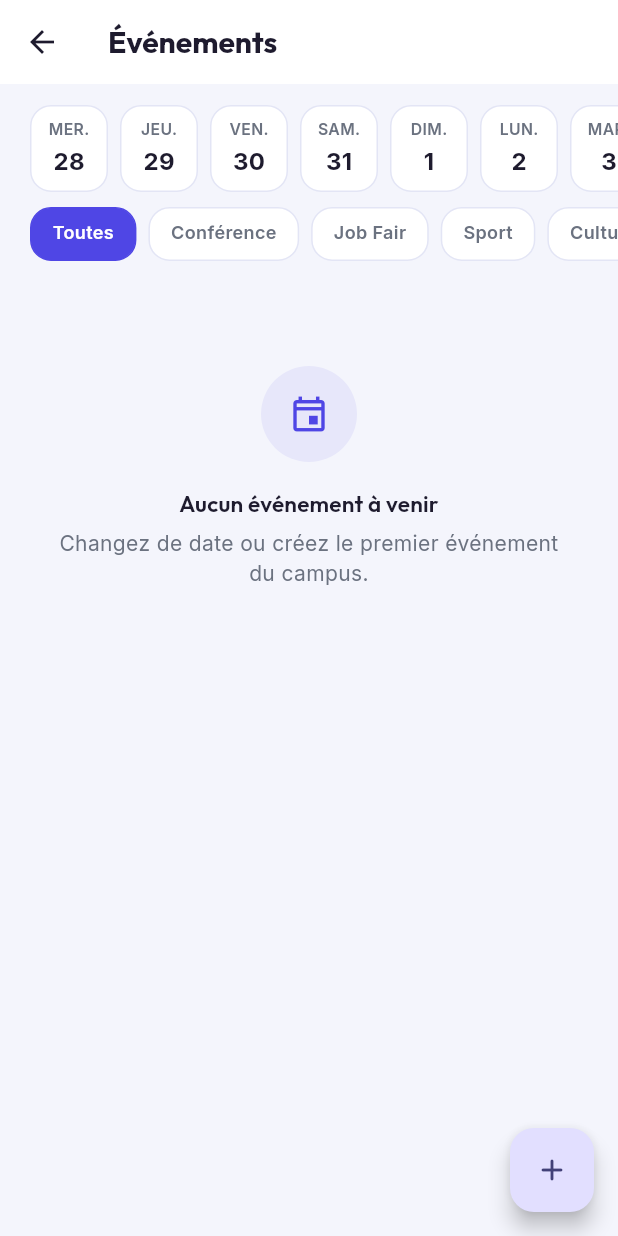
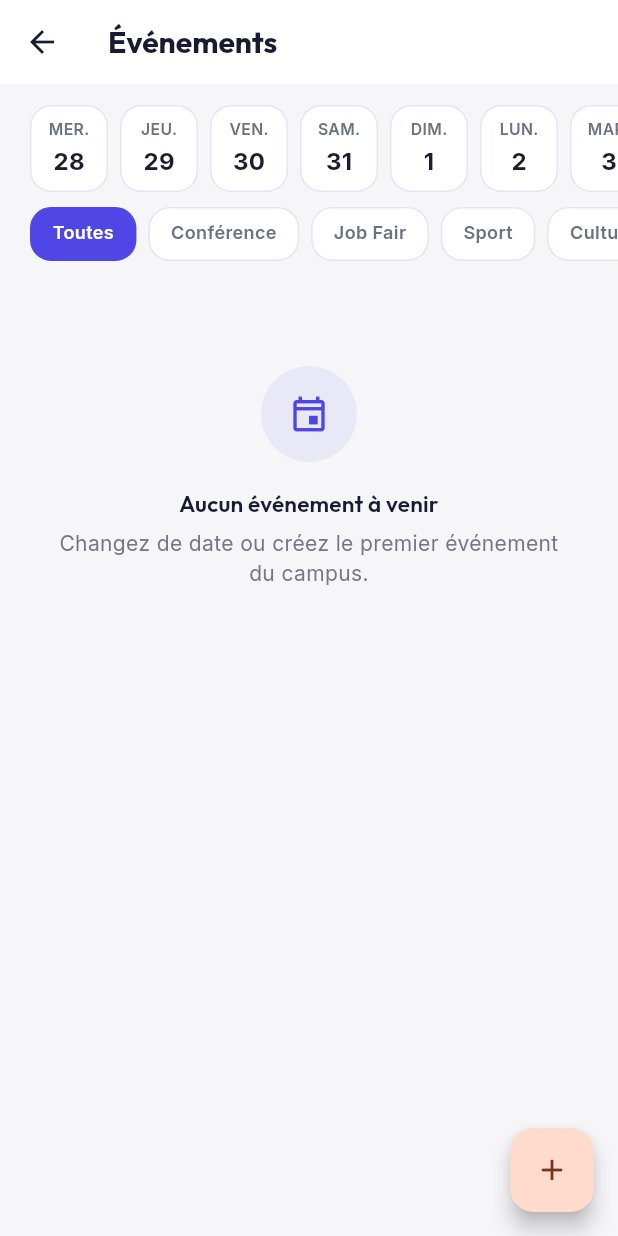
Before and after one commit to Ranimaj/Projet_Mobile, a Flutter app: the EvenementsListScreen screen opened directly, on a phone screen of 412 x 824 dp. Run offline on Flutter 3.47's test engine with Material 3 defaults, Android fonts, the light colour scheme and no system bars; our stand-ins replace cached_network_image, cloud_firestore, connectivity_plus, file_picker, firebase_auth, firebase_core and 9 more; accounts and stored records are empty.

Commit message:
feat(theme): add AppTokens, light and dark themes, contrast helper

```diff
--- a/lib/core/theme/app_colors.dart
+++ b/lib/core/theme/app_colors.dart
@@ -1,6 +1,9 @@
 import 'package:flutter/material.dart';
 
 /// Palette officielle CampusConnect — reprise des maquettes de design.
+///
+/// Deprecated: ancienne palette indigo conservée pour les écrans non migrés.
+/// Utiliser `AppTokens.of(context)` (app_tokens.dart) pour tout nouveau code.
 class AppColors {
   AppColors._();
 
--- /dev/null
+++ b/lib/core/theme/app_tokens.dart
@@ -0,0 +1,175 @@
+import 'package:flutter/material.dart';
+
+/// Design tokens (colours and shadows) for the light and dark themes.
+///
+/// Read them with `AppTokens.of(context)`. Dark "soft" colours are the accent
+/// at 16 % pre-blended over [surface], so they stay opaque and measurable.
+@immutable
+class AppTokens extends ThemeExtension<AppTokens> {
+  const AppTokens({
+    required this.primary,
+    required this.primarySoft,
+    required this.onPrimarySoft,
+    required this.background,
+    required this.surface,
+    required this.surfaceMuted,
+    required this.outline,
+    required this.textPrimary,
+    required this.textSecondary,
+    required this.success,
+    required this.successSoft,
+    required this.warning,
+    required this.warningSoft,
+    required this.danger,
+    required this.dangerSoft,
+    required this.handle,
+    required this.heroGradient,
+    required this.cardShadow,
+    required this.navShadow,
+  });
+
+  final Color primary;
+  final Color primarySoft;
+  final Color onPrimarySoft;
+  final Color background;
+  final Color surface;
+  final Color surfaceMuted;
+  final Color outline;
+  final Color textPrimary;
+  final Color textSecondary;
+  final Color success;
+  final Color successSoft;
+  final Color warning;
+  final Color warningSoft;
+  final Color danger;
+  final Color dangerSoft;
+  final Color handle;
+  final LinearGradient heroGradient;
+  final List<BoxShadow> cardShadow;
+  final List<BoxShadow> navShadow;
+
+  static const light = AppTokens(
+    primary: Color(0xFFF9671E),
+    primarySoft: Color(0xFFFFF1E8),
+    onPrimarySoft: Color(0xFFB75115),
+    background: Color(0xFFF6F6F9),
+    surface: Color(0xFFFFFFFF),
+    surfaceMuted: Color(0xFFF0F0F4),
+    outline: Color(0xFFEEEDF2),
+    textPrimary: Color(0xFF1C1A33),
+    textSecondary: Color(0xFF767586),
+    success: Color(0xFF1B7A43),
+    successSoft: Color(0xFFE6F6EC),
+    warning: Color(0xFFB45309),
+    warningSoft: Color(0xFFFEF3C7),
+    danger: Color(0xFFDD3333),
+    dangerSoft: Color(0xFFFEE2E2),
+    handle: Color(0xFFE2E1E8),
+    heroGradient: LinearGradient(
+      begin: Alignment.topLeft,
+      end: Alignment.bottomRight,
+      colors: [Color(0xFFFF6A1F), Color(0xFFF0561E)],
+    ),
+    cardShadow: [BoxShadow(color: Color(0x0F1C1A33), blurRadius: 10, offset: Offset(0, 2))],
+    navShadow: [BoxShadow(color: Color(0x1F1C1A33), blurRadius: 24, offset: Offset(0, 8))],
+  );
+
+  static const dark = AppTokens(
+    primary: Color(0xFFEC7136),
+    primarySoft: Color(0xFF402821),
+    onPrimarySoft: Color(0xFFFF9A5F),
+    background: Color(0xFF121214),
+    surface: Color(0xFF1C1C21),
+    surfaceMuted: Color(0xFF242429),
+    outline: Color(0xFF2A2A2F),
+    textPrimary: Color(0xFFF4F2F0),
+    textSecondary: Color(0xFF9A969B),
+    success: Color(0xFF4ADE80),
+    successSoft: Color(0xFF233B30),
+    warning: Color(0xFFFBBF24),
+    warningSoft: Color(0xFF403621),
+    danger: Color(0xFFF87171),
+    dangerSoft: Color(0xFF3F2A2E),
+    handle: Color(0xFF3A3A40),
+    heroGradient: LinearGradient(
+      begin: Alignment.topLeft,
+      end: Alignment.bottomRight,
+      colors: [Color(0xFFFF7A3A), Color(0xFFD9541A)],
+    ),
+    cardShadow: [],
+    navShadow: [],
+  );
+
+  static AppTokens of(BuildContext context) => Theme.of(context).extension<AppTokens>()!;
+
+  @override
+  AppTokens copyWith({
+    Color? primary,
+    Color? primarySoft,
+    Color? onPrimarySoft,
+    Color? background,
+    Color? surface,
+    Color? surfaceMuted,
+    Color? outline,
+    Color? textPrimary,
+    Color? textSecondary,
+    Color? success,
+    Color? successSoft,
+    Color? warning,
+    Color? warningSoft,
+    Color? danger,
+    Color? dangerSoft,
+    Color? handle,
+    LinearGradient? heroGradient,
+    List<BoxShadow>? cardShadow,
+    List<BoxShadow>? navShadow,
+  }) =>
+      AppTokens(
+        primary: primary ?? this.primary,
+        primarySoft: primarySoft ?? this.primarySoft,
+        onPrimarySoft: onPrimarySoft ?? this.onPrimarySoft,
+        background: background ?? this.background,
+        surface: surface ?? this.surface,
+        surfaceMuted: surfaceMuted ?? this.surfaceMuted,
+        outline: outline ?? this.outline,
+        textPrimary: textPrimary ?? this.textPrimary,
+        textSecondary: textSecondary ?? this.textSecondary,
+        success: success ?? this.success,
+        successSoft: successSoft ?? this.successSoft,
+        warning: warning ?? this.warning,
+        warningSoft: warningSoft ?? this.warningSoft,
+        danger: danger ?? this.danger,
+        dangerSoft: dangerSoft ?? this.dangerSoft,
+        handle: handle ?? this.handle,
+        heroGradient: heroGradient ?? this.heroGradient,
+        cardShadow: cardShadow ?? this.cardShadow,
+        navShadow: navShadow ?? this.navShadow,
+      );
+
+  @override
+  AppTokens lerp(ThemeExtension<AppTokens>? other, double t) {
+    if (other is! AppTokens) return this;
+    Color c(Color a, Color b) => Color.lerp(a, b, t)!;
+    return AppTokens(
+      primary: c(primary, other.primary),
+      primarySoft: c(primarySoft, other.primarySoft),
+      onPrimarySoft: c(onPrimarySoft, other.onPrimarySoft),
+      background: c(background, other.background),
+      surface: c(surface, other.surface),
+      surfaceMuted: c(surfaceMuted, other.surfaceMuted),
+      outline: c(outline, other.outline),
+      textPrimary: c(textPrimary, other.textPrimary),
+      textSecondary: c(textSecondary, other.textSecondary),
+      success: c(success, other.success),
+      successSoft: c(successSoft, other.successSoft),
+      warning: c(warning, other.warning),
+      warningSoft: c(warningSoft, other.warningSoft),
+      danger: c(danger, other.danger),
+      dangerSoft: c(dangerSoft, other.dangerSoft),
+      handle: c(handle, other.handle),
+      heroGradient: LinearGradient.lerp(heroGradient, other.heroGradient, t)!,
+      cardShadow: BoxShadow.lerpList(cardShadow, other.cardShadow, t)!,
+      navShadow: BoxShadow.lerpList(navShadow, other.navShadow, t)!,
+    );
+  }
+}
--- a/pubspec.yaml
+++ b/pubspec.yaml
@@ -48,6 +48,8 @@ dependencies:
   uuid: ^4.5.1
   equatable: ^2.0.5
   go_router: ^14.3.0
+  fl_chart: ^1.3.0
+  shared_preferences: ^2.5.6
 
 dev_dependencies:
   flutter_test:
```
Also changed, not shown: lib/core/theme/app_theme.dart (+74 -76 lines), lib/core/theme/contrast.dart (added, +17 -0 lines), pubspec.lock, 3 other files.
